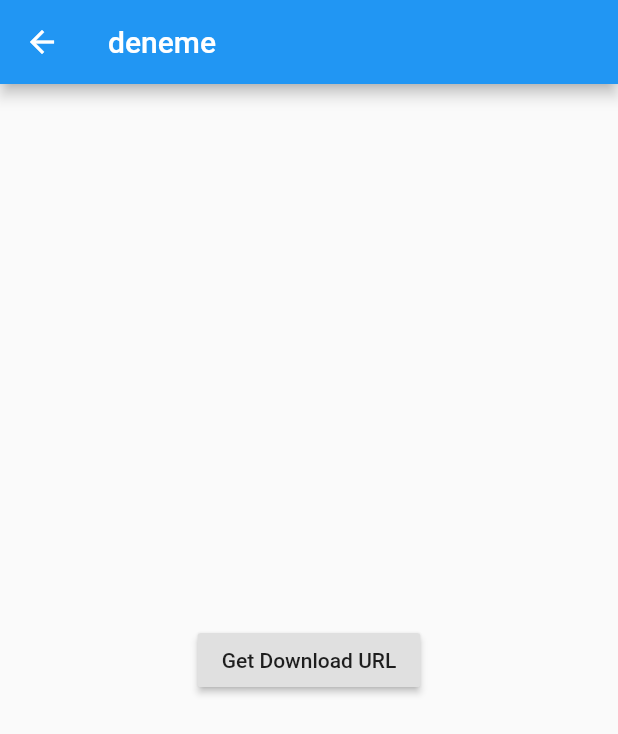
After one commit to minelsaygisever/Bahcem, a Flutter app: the getDownUrl screen opened directly, after a tap on "Get Download URL", on a phone screen of 412 x 824 dp. The commit adds this screen. Shown: the top 734 px of the screen. Run offline on Flutter 3.47's test engine with Material 2 defaults, Android fonts, the phone set to English and light mode, and no system bars; our stand-ins replace firebase_auth, firebase_storage, image_picker; accounts and stored records are empty; network calls fail.

Commit message:
bitkini tani ve resim url çekme

```diff
--- a/lib/services/firebase_service.dart
+++ b/lib/services/firebase_service.dart
@@ -4,10 +4,9 @@ import 'package:bahcem_deneme/models/bitkini_tani_model.dart';
 import 'package:http/http.dart' as http;
 
 class FirebaseService {
-  //bitkini tani tablosunun database linki
   static const String FIREBASE_URL = "https://bahcem-109e7.firebaseio.com/";
 
-  //tablodan verileri almak için
+  //bitkini tani tablosu get fonksiyonu, tablodan verileri almak için
   Future<List<BitkiniTaniModel>> getBitkiniTani() async {
     final response = await http.get("$FIREBASE_URL/BitkiniTani.json");
 
--- /dev/null
+++ b/lib/services/storage_service.dart
@@ -0,0 +1,41 @@
+import 'package:flutter/material.dart';
+import 'dart:io';
+import 'package:firebase_storage/firebase_storage.dart';
+import 'package:image_picker/image_picker.dart';
+import 'package:path/path.dart';
+
+class getDownUrl extends StatefulWidget {
+  @override
+  _getDownUrlState createState() => _getDownUrlState();
+}
+
+class _getDownUrlState extends State<getDownUrl> {
+  File image;
+  String filename;
+
+  Future<String> uploadImage() async{
+    StorageReference ref = FirebaseStorage.instance.ref().child("images/orkide.jpg");
+    StorageUploadTask uploadTask = ref.putFile(image);
+    var downUrl = await(await uploadTask.onComplete).ref.getDownloadURL();
+    var url = downUrl.toString();
+    print(url);
+    return url;
+  }
+
+  @override
+  Widget build(BuildContext context) {
+    return Scaffold(
+        appBar: AppBar(
+          title: Text('deneme'),
+        ),
+        body: Center(
+          child: Container(
+              child: RaisedButton(
+                child: Text("Get Download URL"),
+                onPressed: (){
+                  uploadImage();
+                },
+              ))
+        ));
+  }
+}
--- a/lib/view/acilis_sayfasi_view.dart
+++ b/lib/view/acilis_sayfasi_view.dart
@@ -26,7 +26,6 @@ class _AcilisSayfasiState extends State<AcilisSayfasi> {
 
   Future<bool> _mockCheckForSession() async {
     await Future.delayed(Duration(milliseconds: 2000), () {});
-
     return false; //bu kısmı giriş yapılmış mı yapılmamış mı ona göre döndürürüz
   }
 
--- a/lib/view/ayarlar_sayfasi_view.dart
+++ b/lib/view/ayarlar_sayfasi_view.dart
@@ -16,9 +16,9 @@ class AyarlarSayfasiState extends State<AyarlarSayfasi> {
   bool isSwitched = true;
   String heightInFeet = "null";
   int height = 180;
-  String dropdownValue = 'SizeConfig.green Mornings';
+  String dropdownValue = 'Green Mornings';
   List<String> _locations = [
-    'SizeConfig.green Mornings',
+    'Green Mornings',
     'Happy Day'
   ]; // Option 2
   String _selectedLocation; // Option 2
--- a/lib/view/bahcem/bahcem_sayfasi_view.dart
+++ b/lib/view/bahcem/bahcem_sayfasi_view.dart
@@ -17,7 +17,7 @@ class BahcemSayfasi extends StatelessWidget {
             primary: false,
             crossAxisSpacing: SizeConfig.blockWidth * 4,
             mainAxisSpacing: SizeConfig.blockWidth * 4,
-            crossAxisCount: 2,
+            crossAxisCount: 3,
             children: <Widget>[
               new GestureDetector(
                 onTap: () => Navigator.push(
--- a/lib/view/bitkini_tani/bitkini_tani_view.dart
+++ b/lib/view/bitkini_tani/bitkini_tani_view.dart
@@ -54,12 +54,13 @@ class _BitkiniTaniViewState extends State<BitkiniTaniView> {
   Widget _listBitkiniTani(List<BitkiniTaniModel> list) {
     return Padding(
       padding: EdgeInsets.all(SizeConfig.blockWidth * 4),
+      //çiçeklerin hr birini grid içine çekmek için _item widgetini çağıracağız
       child: GridView.builder(
           itemCount: list.length,
           gridDelegate: SliverGridDelegateWithFixedCrossAxisCount(
               crossAxisSpacing: SizeConfig.blockWidth * 4,
               mainAxisSpacing: SizeConfig.blockWidth * 4,
-              crossAxisCount: 2),
+              crossAxisCount: 3),
           itemBuilder: (context, index) => _card(list[index])),
     );
   }
--- a/lib/view/login/login_sayfasi_view.dart
+++ b/lib/view/login/login_sayfasi_view.dart
@@ -13,6 +13,7 @@ class LoginSayfasi extends StatefulWidget {
 }
 
 class _LoginSayfasiState extends State<LoginSayfasi> {
+  GlobalKey<ScaffoldState> scaffold = GlobalKey();
   final _formKey = GlobalKey<FormState>();
   final _kullaniciAdi = TextEditingController();
   final _sifre = TextEditingController();
@@ -27,6 +28,7 @@ class _LoginSayfasiState extends State<LoginSayfasi> {
   Widget build(BuildContext context) {
     SizeConfig().init(context);
     return Scaffold(
+      key: scaffold,
       body: ListView(
         children: <Widget>[
           Container(
@@ -162,6 +164,9 @@ class _LoginSayfasiState extends State<LoginSayfasi> {
                                           });
                                         }
                                       }
+                                      /*scaffold.currentState.showSnackBar(SnackBar(
+                                        content: Text("Giriş Başarılı"),
+                                      ));*/
                                     },
                                     child: Container(
                                       child: Text(
--- a/pubspec.yaml
+++ b/pubspec.yaml
@@ -19,8 +19,10 @@ environment:
 dependencies:
   flutter:
     sdk: flutter
+  http: 0.12.1
+  firebase_storage: 3.1.5
+  image_picker: 0.6.6+4
 
-  http: 0.12.1
 
   #custom_switch: ^0.0.1
 
```
Also changed, not shown: pubspec.lock, 1 other file.
